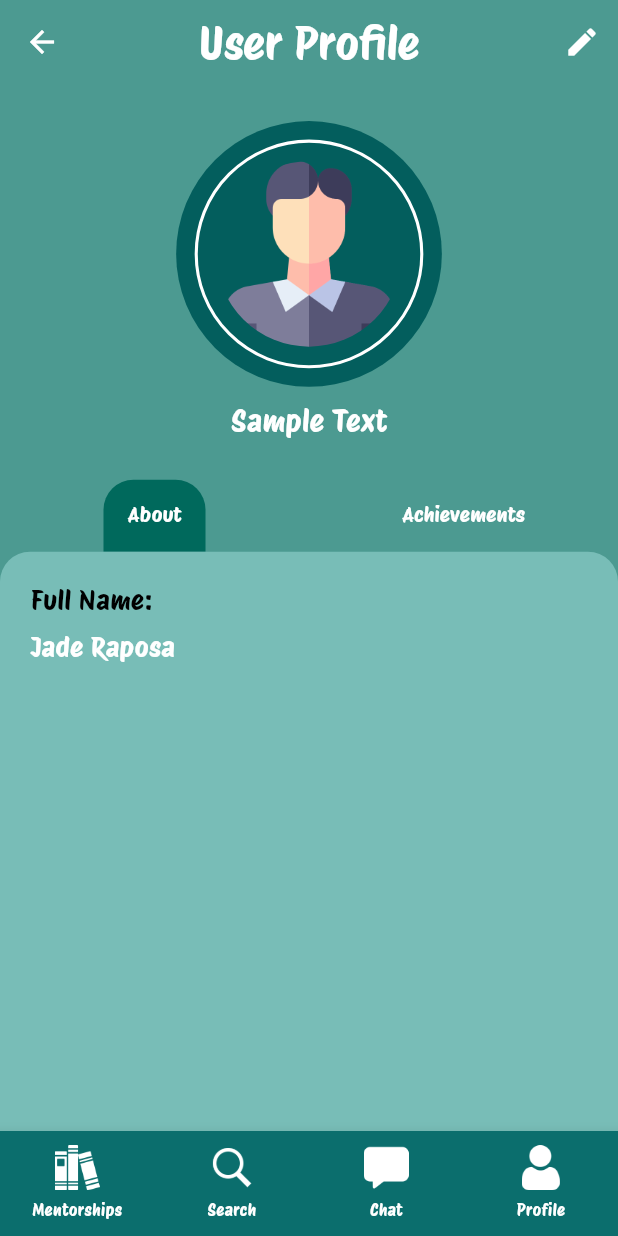
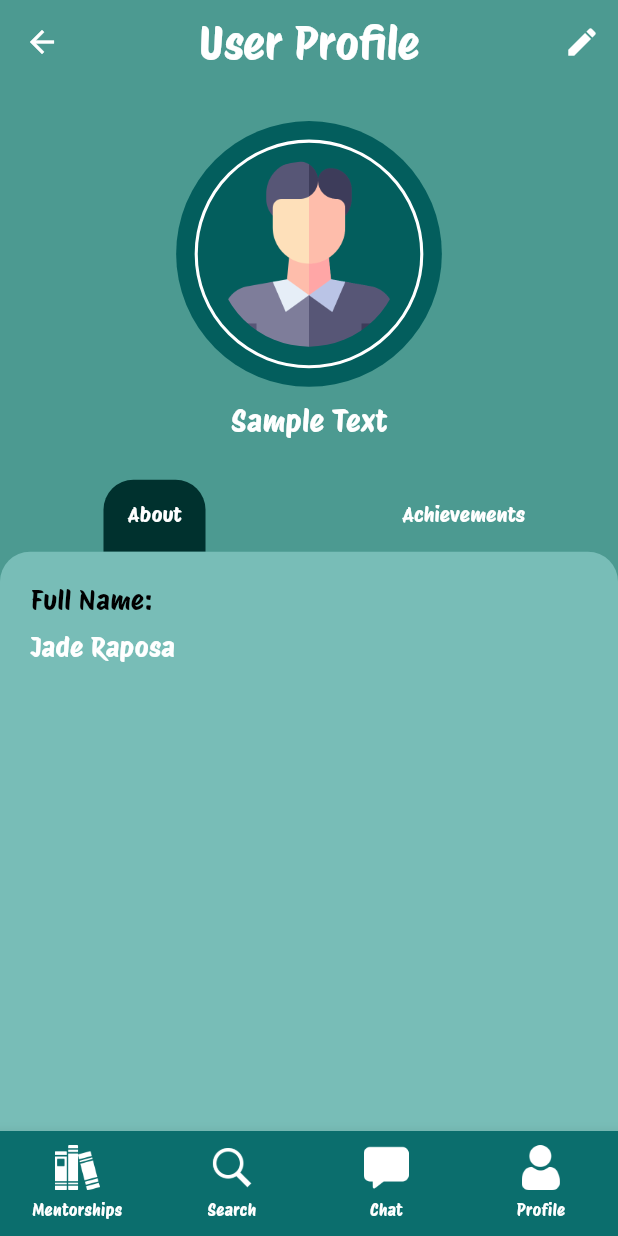
Before and after one commit to jaderaposa/mentor_shift, a Flutter app: the UserProfile screen opened by its route, on a phone screen of 412 x 824 dp. Run offline on Flutter 3.47's test engine with Material 3 defaults, Android fonts, the phone set to English and light mode, and no system bars.

Commit message:
Refactor main.dart to update initial route to '/mlp'
fixed some design based on the original mock up

```diff
--- a/lib/main.dart
+++ b/lib/main.dart
@@ -14,7 +14,7 @@ import 'package:mentor_shift/pages/user_profile.dart';
 import 'package:mentor_shift/pages/view_mentor.dart';
 import 'package:mentor_shift/pages/view_messaging.dart';
 
-void main() => runApp(MaterialApp(initialRoute: '/userprofile', routes: {
+void main() => runApp(MaterialApp(initialRoute: '/mlp', routes: {
       // '/': (context) => Loading(),
       '/login': (context) => const Login(),
       '/register': (context) => const Register(),
--- a/lib/pages/user_profile.dart
+++ b/lib/pages/user_profile.dart
@@ -157,9 +157,9 @@ class _UserProfileState extends State<UserProfile> {
                     child: Column(
                       children: [
                         TabBar(
-                          indicator: BoxDecoration(
-                            color: Colors.teal[800],
-                            borderRadius: const BorderRadius.only(
+                          indicator: const BoxDecoration(
+                            color: Color(0xFF00312E),
+                            borderRadius: BorderRadius.only(
                               topLeft: Radius.circular(20),
                               topRight: Radius.circular(20),
                             ),
```
Also changed, not shown: lib/pages/mentor_learning_page.dart (+35 -15 lines).
